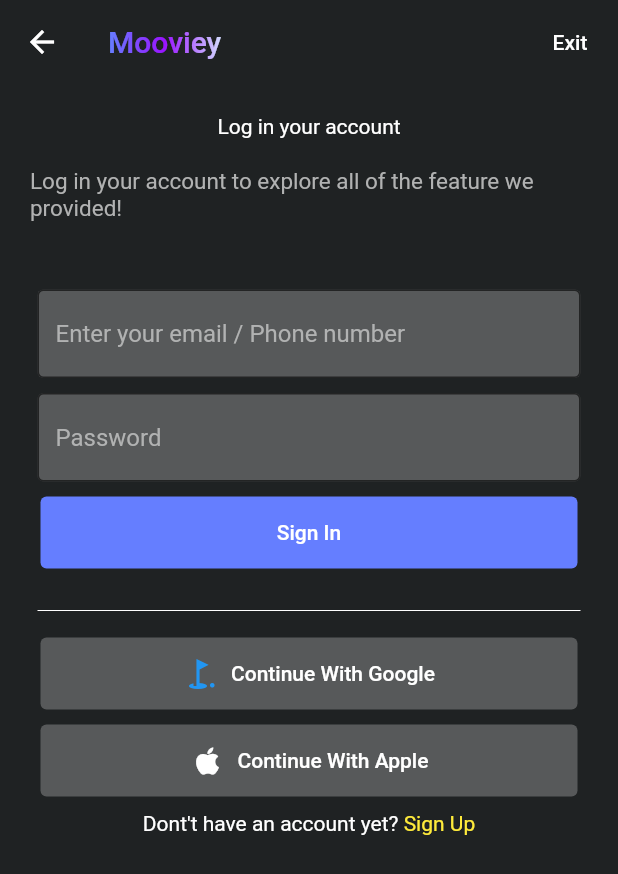
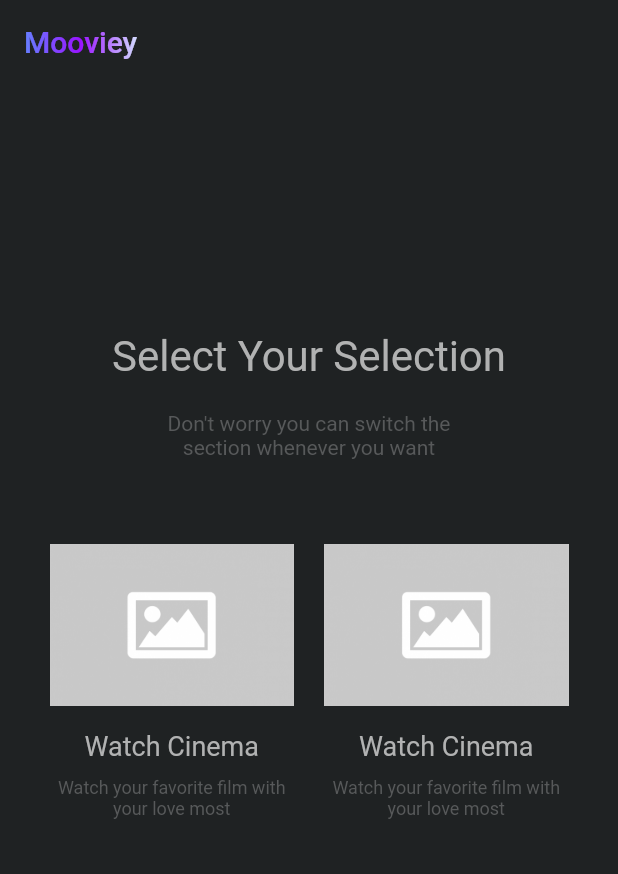
Before and after one commit to billyyuriaan/movie_app, a Flutter app: the Login screen opened by its route, after a tap on "Sign In", on a phone screen of 412 x 824 dp. Shown: the top 874 px of the screen. Run offline on Flutter 3.47's test engine with Material 2 defaults, Android fonts, the phone set to English and light mode, and no system bars; missing offline and left inert: window_size.

Commit message:
add home page and route

```diff
--- a/apps/app/lib/src/App.dart
+++ b/apps/app/lib/src/App.dart
@@ -2,6 +2,7 @@ import 'package:flutter/material.dart';
 import 'package:animations/animations.dart';
 import 'package:app/src/screens/welcome_screen.dart';
 import 'package:app/src/screens/auth_screen.dart';
+import 'package:app/src/screens/home_screen.dart';
 
 class App extends StatelessWidget {
   const App({super.key});
@@ -27,7 +28,8 @@ class App extends StatelessWidget {
         "/#second": (context) => const WelcomeScreenSecond(),
         "/#third": (context) => const WelcomeScreenThird(),
         "/register": (context) => const Register(),
-        "/login": (context) => const Login()
+        "/login": (context) => const Login(),
+        "/home": (context) => const HomePage()
       },
     );
   }
--- a/apps/app/lib/src/screens/auth_screen.dart
+++ b/apps/app/lib/src/screens/auth_screen.dart
@@ -1,5 +1,6 @@
 import 'package:flutter/material.dart';
 import 'package:flutter/gestures.dart';
+import 'package:app/src/screens/home_screen.dart';
 import 'package:app/src/utils/colors.dart';
 
 class Register extends StatefulWidget {
@@ -116,10 +117,12 @@ class _Register extends State<Register> {
                   width: 358,
                   height: 48,
                   child: TextButton(
-                    onPressed: () {},
+                    onPressed: () {
+                      Navigator.pushNamed(context, "/login");
+                    },
                     style:
                         TextButton.styleFrom(backgroundColor: primaryB500color),
-                    child: const Text("Sign In",
+                    child: const Text("Sign Up",
                         style: TextStyle(color: Colors.white)),
                   ),
                 ),
@@ -272,7 +275,12 @@ class _Login extends State<Login> {
                   height: 48,
                   child: TextButton(
                     onPressed: () {
-                      Navigator.pushReplacementNamed(context, "/personilized");
+                      // Navigator.pushReplacementNamed(context, "/personilized");
+                      Navigator.pushAndRemoveUntil(
+                          context,
+                          MaterialPageRoute(
+                              builder: (context) => const HomePage()),
+                          (route) => false);
                     },
                     style:
                         TextButton.styleFrom(backgroundColor: primaryB500color),
--- /dev/null
+++ b/apps/app/lib/src/screens/home_screen.dart
@@ -0,0 +1,118 @@
+import 'package:flutter/material.dart';
+import 'package:app/src/utils/colors.dart';
+
+class HomePage extends StatelessWidget {
+  const HomePage({super.key});
+
+  @override
+  Widget build(BuildContext context) {
+    return Scaffold(
+      appBar: AppBar(
+        backgroundColor: Colors.transparent,
+        title: const GradientText(
+          "Mooviey",
+          gradient: appBarText,
+        ),
+        elevation: 0.0,
+      ),
+      backgroundColor: natural900Color,
+      body: Padding(
+          padding: const EdgeInsets.all(20),
+          child: Column(
+            mainAxisAlignment: MainAxisAlignment.center,
+            // ignore: prefer_const_literals_to_create_immutables
+            children: [
+              const Text(
+                "Select Your Selection",
+                style: TextStyle(color: natural400Color, fontSize: 28),
+              ),
+              const SizedBox(
+                height: 20,
+              ),
+              const SizedBox(
+                width: 207,
+                child: Text(
+                  "Don't worry you can switch the section whenever you want",
+                  style: TextStyle(
+                    color: natural700Color,
+                    fontSize: 14,
+                  ),
+                  textAlign: TextAlign.center,
+                ),
+              ),
+              const SizedBox(
+                height: 40,
+              ),
+              Row(
+                mainAxisAlignment: MainAxisAlignment.center,
+                children: [
+                  InkWell(
+                    onTap: () {},
+                    child: Column(
+                      children: [
+                        Image.asset(
+                          "assets/image/notfound.png",
+                          width: 163,
+                          height: 141,
+                        ),
+                        const Text(
+                          "Watch Cinema",
+                          style:
+                              TextStyle(color: natural400Color, fontSize: 18),
+                        ),
+                        const SizedBox(
+                          height: 10,
+                        ),
+                        const SizedBox(
+                          width: 163,
+                          height: 141,
+                          child: Text(
+                            "Watch your favorite film with your love most",
+                            style:
+                                TextStyle(color: natural700Color, fontSize: 12),
+                            textAlign: TextAlign.center,
+                          ),
+                        )
+                      ],
+                    ),
+                  ),
+                  const SizedBox(
+                    width: 20,
+                  ),
+                  InkWell(
+                    onTap: () {},
+                    child: Column(
+                      children: [
+                        Image.asset(
+                          "assets/image/notfound.png",
+                          width: 163,
+                          height: 141,
+                        ),
+                        const Text(
+                          "Watch Cinema",
+                          style:
+                              TextStyle(color: natural400Color, fontSize: 18),
+                        ),
+                        const SizedBox(
+                          height: 10,
+                        ),
+                        const SizedBox(
+                          width: 163,
+                          height: 141,
+                          child: Text(
+                            "Watch your favorite film with your love most",
+                            style:
+                                TextStyle(color: natural700Color, fontSize: 12),
+                            textAlign: TextAlign.center,
+                          ),
+                        )
+                      ],
+                    ),
+                  ),
+                ],
+              )
+            ],
+          )),
+    );
+  }
+}
```
